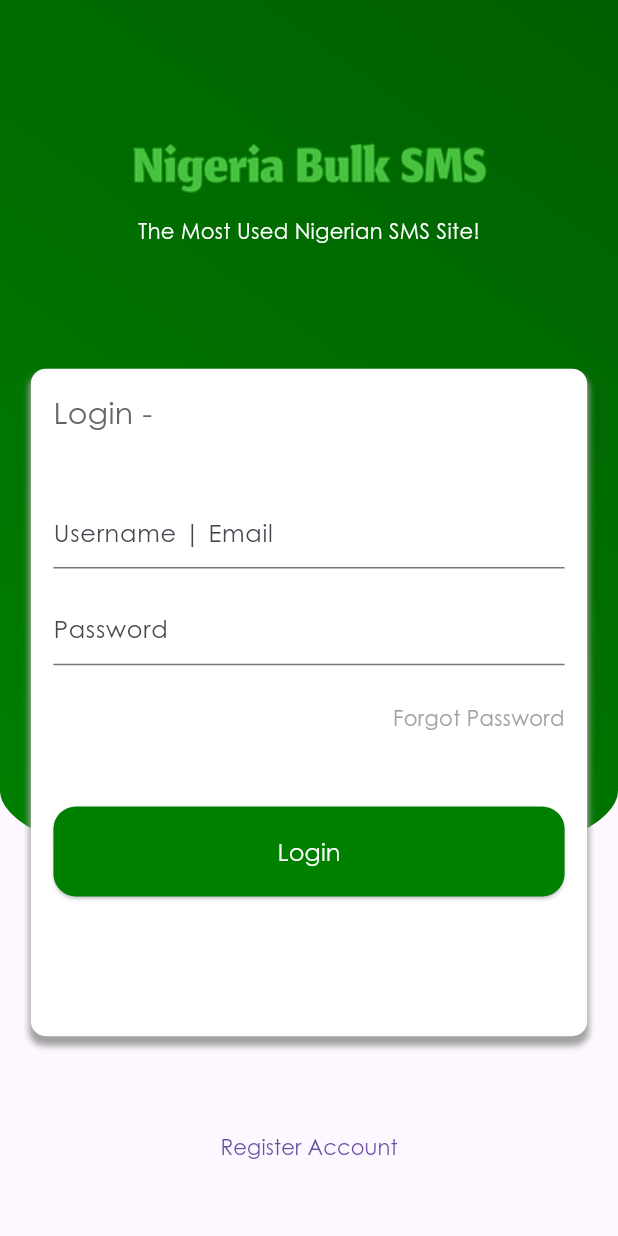
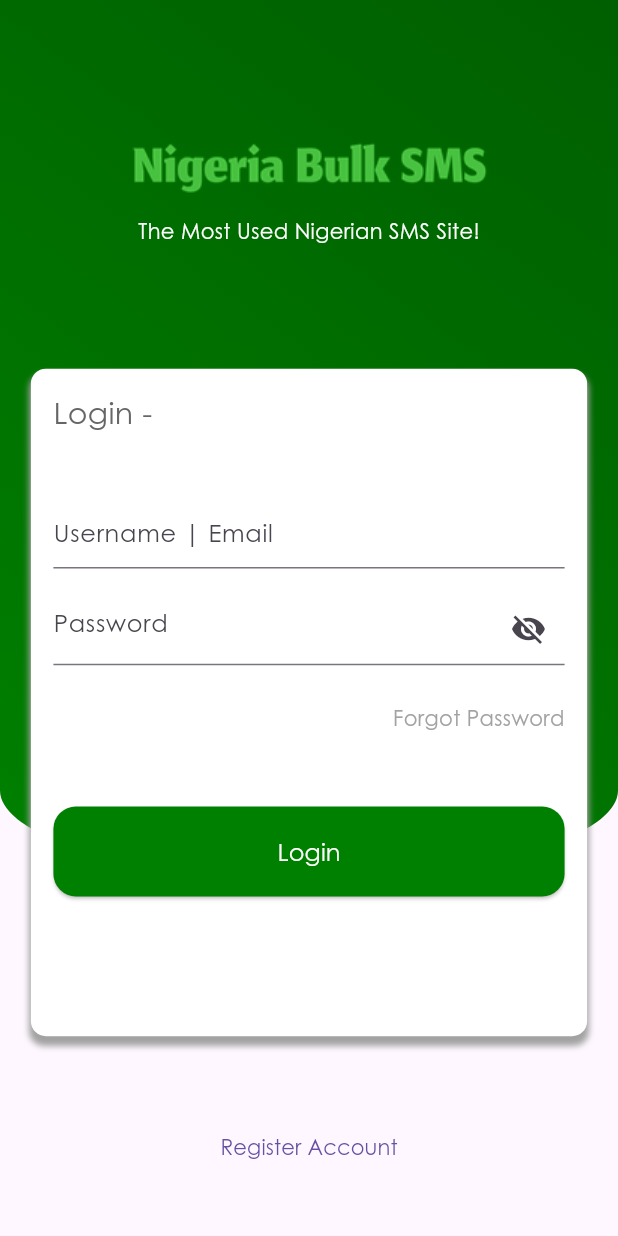
Before and after one commit to Gebor95/nbsms, a Flutter app: the LoginScreen screen opened directly, on a phone screen of 412 x 824 dp. Run offline on Flutter 3.47's test engine with Material 2 defaults, Android fonts, the phone set to English and light mode, and no system bars; our stand-ins replace animated_custom_dropdown, gap, shared_preferences, smooth_page_indicator; accounts and stored records are empty.

Commit message:
login updated

```diff
--- a/lib/screens/login_screen.dart
+++ b/lib/screens/login_screen.dart
@@ -22,6 +22,7 @@ class LoginScreen extends StatefulWidget {
 
 class _LoginScreenState extends State<LoginScreen> {
   final _formKey = GlobalKey<FormState>();
+  bool _passwordVisible = false;
 
   final TextEditingController emailController = TextEditingController();
   final TextEditingController pwordController = TextEditingController();
@@ -180,13 +181,23 @@ class _LoginScreenState extends State<LoginScreen> {
                                       height: screenHeight(context) * 0.02,
                                     ),
                                     TextFormField(
-                                      // onChanged: (value) =>
-                                      //     loginModel.setPassword(value),
                                       controller: pwordController,
-                                      obscureText: true,
-                                      //obscuringCharacter: '',
-                                      decoration: const InputDecoration(
+                                      obscureText: !_passwordVisible,
+                                      decoration: InputDecoration(
                                         hintText: "Password",
+                                        suffixIcon: IconButton(
+                                          icon: Icon(
+                                            _passwordVisible
+                                                ? Icons.visibility
+                                                : Icons.visibility_off,
+                                          ),
+                                          onPressed: () {
+                                            setState(() {
+                                              _passwordVisible =
+                                                  !_passwordVisible;
+                                            });
+                                          },
+                                        ),
                                       ),
                                       validator: (value) {
                                         if (value!.isEmpty) {
```
